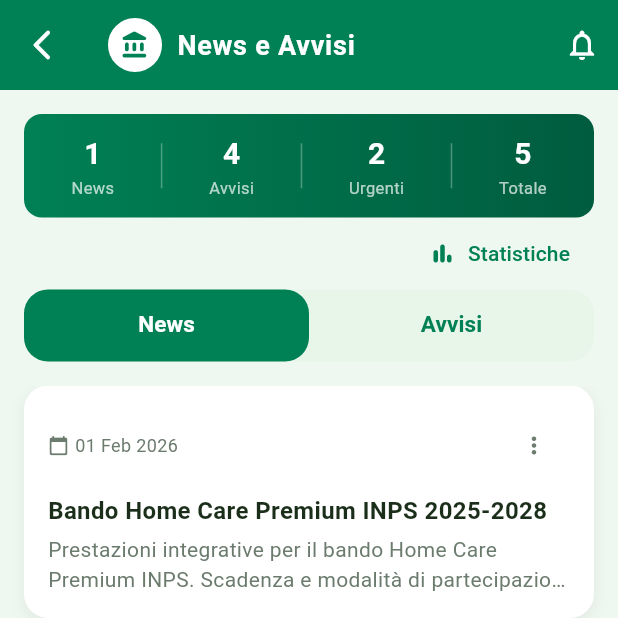
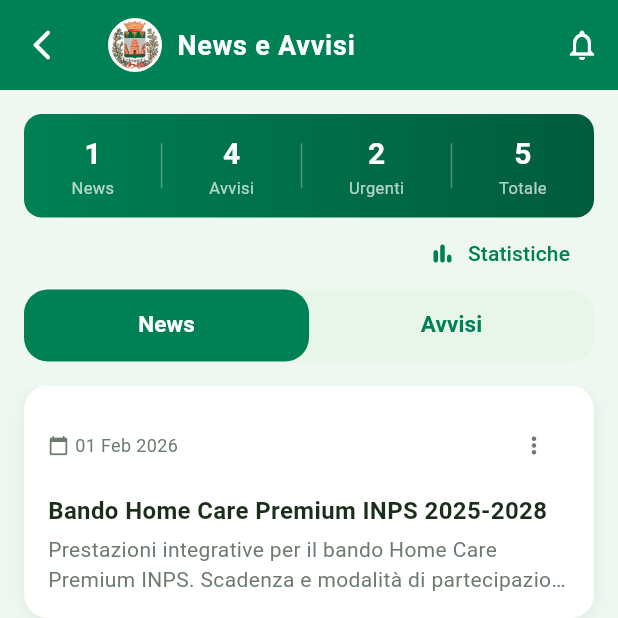
Before and after one commit to Oxer33/marcianise-app, a Flutter app: the screen it shows after launch, after a tap on an icon or button, on a phone screen of 412 x 824 dp, the top half of it. Run offline on Flutter 3.47's test engine with Material 3 defaults, Android fonts, the phone set to English and light mode, and no system bars.

Commit message:
ui: fix overflow home grid, add stemma ufficiale e hero carousel con immagini del Comune

```diff
--- a/lib/screens/home/widgets/hero_section.dart
+++ b/lib/screens/home/widgets/hero_section.dart
@@ -1,13 +1,47 @@
+import 'dart:async';
 import 'package:flutter/material.dart';
 import '../../../core/theme/app_colors.dart';
 import '../../../core/constants/app_constants.dart';
 import '../../../widgets/meteo_widget.dart';
 
 /// Sezione hero della home page
-/// Mostra la FOTO REALE del Municipio di Marcianise con meteo sovrapposto
-/// La foto è caricata da assets/images/municipio_marcianise.jpeg
-class HeroSection extends StatelessWidget {
+/// Carousel animato con immagini ufficiali del Comune + meteo sovrapposto
+/// Immagini da assets/images (municipio + banner ufficiali)
+class HeroSection extends StatefulWidget {
   const HeroSection({super.key});
+
+  @override
+  State<HeroSection> createState() => _HeroSectionState();
+}
+
+class _HeroSectionState extends State<HeroSection> {
+  // Immagini ufficiali del Comune (hero + banner dal sito)
+  final List<String> _heroImages = [
+    'assets/images/municipio_marcianise.jpeg',
+    'assets/images/hero_banner_1.jpg',
+    'assets/images/hero_banner_2.jpg',
+  ];
+
+  int _currentIndex = 0;
+  Timer? _timer;
+
+  @override
+  void initState() {
+    super.initState();
+    // Carousel automatico per effetto wow
+    _timer = Timer.periodic(const Duration(seconds: 6), (_) {
+      if (!mounted) return;
+      setState(() {
+        _currentIndex = (_currentIndex + 1) % _heroImages.length;
+      });
+    });
+  }
+
+  @override
+  void dispose() {
+    _timer?.cancel();
+    super.dispose();
+  }
 
   @override
   Widget build(BuildContext context) {
@@ -16,36 +50,23 @@
       width: double.infinity,
       child: Stack(
         children: [
-          // === FOTO REALE DEL MUNICIPIO DI MARCIANISE ===
-          SizedBox(
-            width: double.infinity,
-            height: AppConstants.heroImageHeight,
-            child: Image.asset(
-              'assets/images/municipio_marcianise.jpeg',
-              fit: BoxFit.cover,
-              semanticLabel: 'Foto notturna del Palazzo Municipale di Marcianise illuminato',
-              // Fallback in caso di errore caricamento immagine
-              errorBuilder: (context, error, stackTrace) {
-                return Container(
-                  decoration: BoxDecoration(
-                    gradient: LinearGradient(
-                      begin: Alignment.topCenter,
-                      end: Alignment.bottomCenter,
-                      colors: [
-                        AppColors.primaryDark,
-                        AppColors.primary.withValues(alpha: 0.8),
-                      ],
-                    ),
-                  ),
-                  child: Center(
-                    child: Icon(
-                      Icons.account_balance_rounded,
-                      size: 80,
-                      color: Colors.white.withValues(alpha: 0.3),
-                    ),
+          // === CAROUSEL IMMAGINI HERO (fade + scale) ===
+          Positioned.fill(
+            child: AnimatedSwitcher(
+              duration: AppConstants.animationSlow,
+              switchInCurve: Curves.easeOut,
+              switchOutCurve: Curves.easeIn,
+              transitionBuilder: (child, animation) {
+                final fade = CurvedAnimation(parent: animation, curve: Curves.easeInOut);
+                return FadeTransition(
+                  opacity: fade,
+                  child: ScaleTransition(
+                    scale: Tween<double>(begin: 1.02, end: 1.0).animate(fade),
+                    child: child,
                   ),
                 );
               },
+              child: _buildHeroImage(_heroImages[_currentIndex]),
             ),
           ),
 
@@ -90,14 +111,62 @@
           ),
 
           // === WIDGET METEO SOVRAPPOSTO IN BASSO ===
-          const Positioned(
+          Positioned(
             bottom: 12,
             left: 16,
             right: 16,
-            child: MeteoWidget(),
+            child: TweenAnimationBuilder<double>(
+              tween: Tween(begin: 0, end: 1),
+              duration: AppConstants.animationNormal,
+              builder: (context, value, child) => Opacity(
+                opacity: value,
+                child: Transform.translate(
+                  offset: Offset(0, (1 - value) * 8),
+                  child: child,
+                ),
+              ),
+              child: const MeteoWidget(),
+            ),
           ),
         ],
       ),
     );
   }
+
+  /// Costruisce l'immagine hero con fallback elegante
+  Widget _buildHeroImage(String path) {
+    return SizedBox(
+      key: ValueKey(path),
+      width: double.infinity,
+      height: AppConstants.heroImageHeight,
+      child: Image.asset(
+        path,
+        fit: BoxFit.cover,
+        filterQuality: FilterQuality.high,
+        semanticLabel: 'Immagine ufficiale del Comune di Marcianise',
+        // Fallback in caso di errore caricamento immagine
+        errorBuilder: (context, error, stackTrace) {
+          return Container(
+            decoration: BoxDecoration(
+              gradient: LinearGradient(
+                begin: Alignment.topCenter,
+                end: Alignment.bottomCenter,
+                colors: [
+                  AppColors.primaryDark,
+                  AppColors.primary.withValues(alpha: 0.8),
+                ],
+              ),
+            ),
+            child: Center(
+              child: Icon(
+                Icons.account_balance_rounded,
+                size: 80,
+                color: Colors.white.withValues(alpha: 0.3),
+              ),
+            ),
+          );
+        },
+      ),
+    );
+  }
 }
--- a/lib/screens/home/widgets/servizi_grid.dart
+++ b/lib/screens/home/widgets/servizi_grid.dart
@@ -13,9 +13,18 @@
   /// Calcola il numero di colonne in base alla larghezza dello schermo
   int _calcolaColonne(double larghezza) {
     if (larghezza >= 1100) return 8; // Desktop grande: una riga unica
-    if (larghezza >= 900) return 4;  // Desktop/Tablet: 2 righe da 4+4
-    if (larghezza >= 600) return 4;  // Tablet: 2 righe da 4+4
-    return 4; // Mobile: 4 colonne x 2 righe
+    if (larghezza >= 900) return 4; // Desktop/Tablet: 2 righe da 4+4
+    if (larghezza >= 600) return 4; // Tablet: 2 righe da 4+4
+    if (larghezza < 360) return 3; // Smartphone compatti: 3 colonne
+    return 4; // Mobile standard: 4 colonne x 2 righe
+  }
+
+  /// Aspect ratio responsivo per evitare overflow su schermi piccoli
+  double _calcolaAspectRatio(double larghezza) {
+    if (larghezza < 380) return 0.65; // Più alte su smartphone compatti
+    if (larghezza < 600) return 0.75; // Mobile standard
+    if (larghezza < 900) return 0.85; // Tablet / desktop piccoli
+    return 0.95; // Desktop grande
   }
 
   @override
@@ -23,6 +32,10 @@
     const servizi = MockData.servizi;
     final larghezzaSchermo = MediaQuery.of(context).size.width;
     final colonne = _calcolaColonne(larghezzaSchermo);
+    final aspectRatio = _calcolaAspectRatio(larghezzaSchermo);
+    final spacing = larghezzaSchermo < 400
+        ? AppConstants.serviziSpacing - 4
+        : AppConstants.serviziSpacing;
 
     return Container(
       // Sfondo verde chiaro istituzionale
@@ -44,9 +57,9 @@
         itemCount: servizi.length,
         gridDelegate: SliverGridDelegateWithFixedCrossAxisCount(
           crossAxisCount: colonne,
-          crossAxisSpacing: AppConstants.serviziSpacing,
-          mainAxisSpacing: AppConstants.serviziSpacing,
-          childAspectRatio: 0.85, // Card più alte che larghe
+          crossAxisSpacing: spacing,
+          mainAxisSpacing: spacing,
+          childAspectRatio: aspectRatio, // Card responsiva, evita overflow
         ),
         itemBuilder: (context, index) {
           return ServizioCard(servizio: servizi[index]);
--- a/lib/widgets/comune_app_bar.dart
+++ b/lib/widgets/comune_app_bar.dart
@@ -43,7 +43,7 @@
       title: Row(
         mainAxisSize: MainAxisSize.min,
         children: [
-          // Logo del comune (placeholder circolare)
+          // Logo ufficiale del comune (stemma)
           Semantics(
             label: 'Logo Comune di Marcianise',
             child: Container(
@@ -54,10 +54,20 @@
                 color: Colors.white,
                 border: Border.all(color: Colors.white, width: 2),
               ),
-              child: const Icon(
-                Icons.account_balance_rounded,
-                color: AppColors.primary,
-                size: 20,
+              child: ClipOval(
+                child: Image.asset(
+                  'assets/images/stemma_marcianise.png',
+                  fit: BoxFit.cover,
+                  width: 32,
+                  height: 32,
+                  errorBuilder: (context, error, stackTrace) {
+                    return const Icon(
+                      Icons.account_balance_rounded,
+                      color: AppColors.primary,
+                      size: 20,
+                    );
+                  },
+                ),
               ),
             ),
           ),
--- a/lib/widgets/comune_drawer.dart
+++ b/lib/widgets/comune_drawer.dart
@@ -145,7 +145,7 @@
       child: Column(
         crossAxisAlignment: CrossAxisAlignment.start,
         children: [
-          // Logo placeholder
+          // Logo ufficiale del comune (stemma)
           Container(
             width: 60,
             height: 60,
@@ -154,10 +154,20 @@
               color: Colors.white,
               border: Border.all(color: Colors.white, width: 3),
             ),
-            child: const Icon(
-              Icons.account_balance_rounded,
-              color: AppColors.primary,
-              size: 32,
+            child: ClipOval(
+              child: Image.asset(
+                'assets/images/stemma_marcianise.png',
+                fit: BoxFit.cover,
+                width: 54,
+                height: 54,
+                errorBuilder: (context, error, stackTrace) {
+                  return const Icon(
+                    Icons.account_balance_rounded,
+                    color: AppColors.primary,
+                    size: 32,
+                  );
+                },
+              ),
             ),
           ),
           const SizedBox(height: 12),
--- a/lib/widgets/servizio_card.dart
+++ b/lib/widgets/servizio_card.dart
@@ -15,8 +15,26 @@
 
   @override
   Widget build(BuildContext context) {
+    return LayoutBuilder(
+      builder: (context, constraints) {
+        final isCompact = constraints.maxWidth < 90 || constraints.maxHeight < 110;
+        final iconBoxSize = isCompact ? 48.0 : 56.0;
+        final iconSize = isCompact ? 24.0 : 30.0;
+        final spacing = isCompact ? 6.0 : 8.0;
+        final titleStyle = AppTextStyles.cardTitle.copyWith(
+          fontSize: isCompact ? 11 : 13,
+          height: isCompact ? 1.15 : 1.3,
+        );
+
         return GestureDetector(
           onTap: () => Navigator.of(context).pushNamed(servizio.rotta),
+          child: TweenAnimationBuilder<double>(
+            tween: Tween(begin: 0.96, end: 1),
+            duration: AppConstants.animationNormal,
+            builder: (context, value, child) => Opacity(
+              opacity: value,
+              child: Transform.scale(scale: value, child: child),
+            ),
             child: Container(
               decoration: BoxDecoration(
                 color: Colors.white,
@@ -34,8 +52,8 @@
                 children: [
                   // Icona con sfondo colorato
                   Container(
-              width: 56,
-              height: 56,
+                    width: iconBoxSize,
+                    height: iconBoxSize,
                     decoration: BoxDecoration(
                       color: servizio.coloreSfondo,
                       borderRadius: BorderRadius.circular(14),
@@ -43,21 +61,24 @@
                     child: Icon(
                       servizio.icona,
                       color: servizio.coloreIcona,
-                size: 30,
+                      size: iconSize,
                     ),
                   ),
-            const SizedBox(height: 8),
+                  SizedBox(height: spacing),
                   // Titolo servizio
                   Text(
                     servizio.titolo,
-              style: AppTextStyles.cardTitle,
+                    style: titleStyle,
                     textAlign: TextAlign.center,
-              maxLines: 2,
+                    maxLines: isCompact ? 1 : 2,
                     overflow: TextOverflow.ellipsis,
                   ),
                 ],
               ),
             ),
+          ),
+        );
+      },
     );
   }
 }
```
Also changed, not shown: assets/images/hero_banner_1.jpg (added), assets/images/hero_banner_2.jpg (added), assets/images/stemma_marcianise.png (added), 3 other files. Lines whose indentation alone changed are shown as unchanged.
